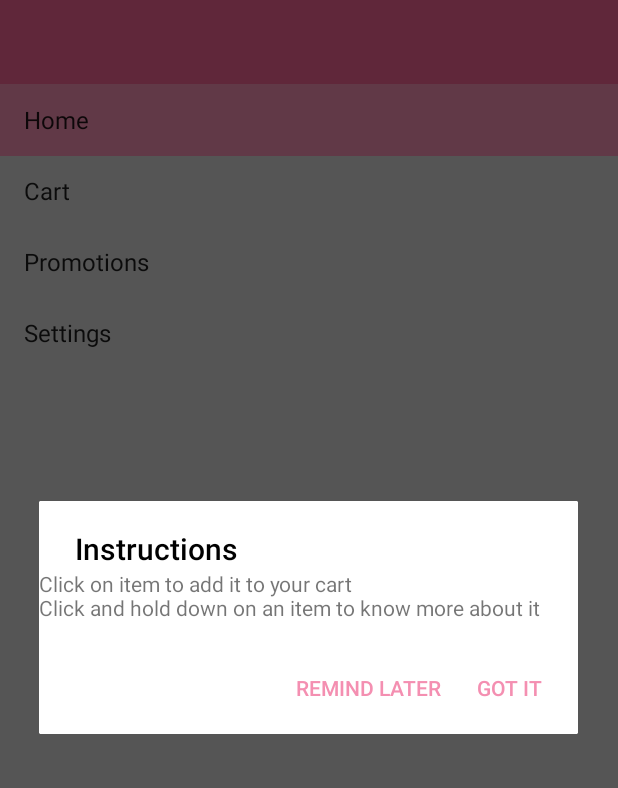
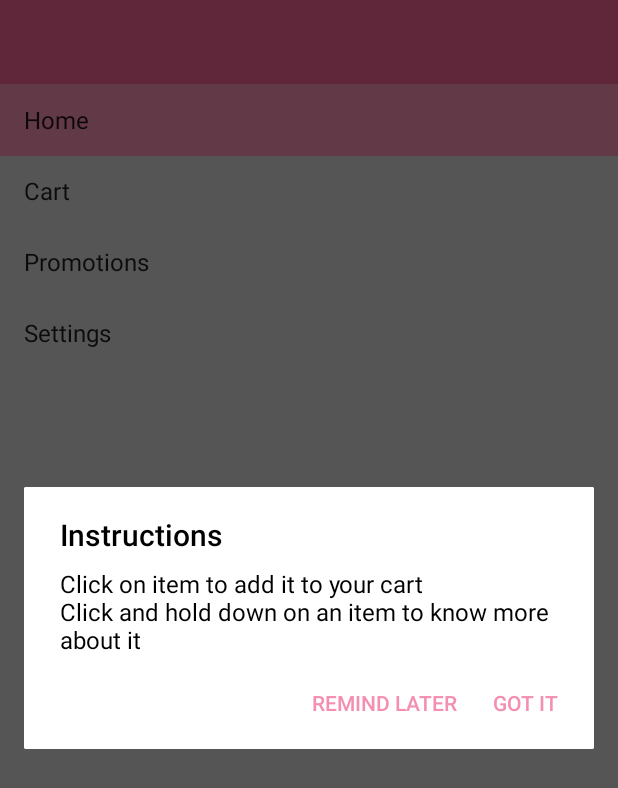
Before and after one commit to ishaanj/GetFreshApp, an Android app: the fragment NavigationDrawerFragment placed in its activity, on a phone screen of 412 x 824 dp. Shown: the top 788 px of the screen. Run offline under Robolectric (Android 15) with nearby library versions, the phone set to English and light mode, and no system bars; 3 statements that could not run were skipped.

Commit message:
Made a few adjustments with the action menu items. Fixed the Instruction Text layout, cause it was looking weird. Removed all action items Reordered Settings and improved the naming system

```diff
--- a/app/src/main/java/getfresh/com/getfreshapplication/LoginActivity.java
+++ b/app/src/main/java/getfresh/com/getfreshapplication/LoginActivity.java
@@ -39,9 +39,7 @@ public class LoginActivity extends AppCompatActivity {
         int id = item.getItemId();
 
         //noinspection SimplifiableIfStatement
-        if (id == R.id.action_settings) {
-            return true;
-        }
+
 
         return super.onOptionsItemSelected(item);
     }
--- a/app/src/main/java/getfresh/com/getfreshapplication/MainActivity.java
+++ b/app/src/main/java/getfresh/com/getfreshapplication/MainActivity.java
@@ -224,11 +224,6 @@ public class MainActivity extends AppCompatActivity implements NavigationDrawerF
         // as you specify a parent activity in AndroidManifest.xml.
         int id = item.getItemId();
 
-        //noinspection SimplifiableIfStatement
-        if (id == R.id.action_settings) {
-            return true;
-        }
-
         return super.onOptionsItemSelected(item);
     }
 
--- a/app/src/main/java/getfresh/com/getfreshapplication/fragment/MainActivityFragment.java
+++ b/app/src/main/java/getfresh/com/getfreshapplication/fragment/MainActivityFragment.java
@@ -22,7 +22,6 @@ import android.widget.BaseAdapter;
 import android.widget.EditText;
 import android.widget.ImageView;
 import android.widget.ListView;
-import android.widget.TextView;
 
 import java.util.ArrayList;
 
@@ -80,10 +79,7 @@ public class MainActivityFragment extends Fragment implements AdapterView.OnItem
         if(!isFirst) {
             final AlertDialog.Builder alert = new AlertDialog.Builder(getActivity());
             alert.setTitle("Instructions");
-            final TextView input = new TextView(getActivity());
-            input.setText("Click on item to add it to your cart \nClick and hold down on an item to know more about it");
-            input.setLeft(15);
-            alert.setView(input);
+            alert.setMessage("Click on item to add it to your cart \nClick and hold down on an item to know more about it");
             alert.setNegativeButton("Remind Later", new DialogInterface.OnClickListener() {
                 @Override
                 public void onClick(DialogInterface dialog, int which) {
--- a/app/src/main/java/getfresh/com/getfreshapplication/fragment/NavigationDrawerFragment.java
+++ b/app/src/main/java/getfresh/com/getfreshapplication/fragment/NavigationDrawerFragment.java
@@ -20,7 +20,6 @@ import android.view.ViewGroup;
 import android.widget.AdapterView;
 import android.widget.ArrayAdapter;
 import android.widget.ListView;
-import android.widget.Toast;
 
 import getfresh.com.getfreshapplication.R;
 
@@ -248,11 +247,6 @@ public class NavigationDrawerFragment extends Fragment {
             return true;
         }
 
-        if (item.getItemId() == R.id.action_example) {
-            Toast.makeText(getActivity(), "Example action.", Toast.LENGTH_SHORT).show();
-            return true;
-        }
-
         return super.onOptionsItemSelected(item);
     }
 
--- a/app/src/main/res/menu/global.xml
+++ b/app/src/main/res/menu/global.xml
@@ -1,5 +1,4 @@
 <menu xmlns:android="http://schemas.android.com/apk/res/android"
     xmlns:app="http://schemas.android.com/apk/res-auto">
-    <item android:id="@+id/action_settings" android:title="@string/action_settings"
-        android:orderInCategory="100" android:showAsAction="never" />
+
 </menu>
--- a/app/src/main/res/menu/main.xml
+++ b/app/src/main/res/menu/main.xml
@@ -1,8 +1,5 @@
 <menu xmlns:android="http://schemas.android.com/apk/res/android"
     xmlns:app="http://schemas.android.com/apk/res-auto"
     xmlns:tools="http://schemas.android.com/tools" tools:context=".MainActivity">
-    <item android:id="@+id/action_example" android:title="@string/action_example"
-        android:showAsAction="withText|ifRoom" />
-    <item android:id="@+id/action_settings" android:title="@string/action_settings"
-        android:orderInCategory="100" android:showAsAction="never" />
+
 </menu>
--- a/app/src/main/res/menu/menu_login.xml
+++ b/app/src/main/res/menu/menu_login.xml
@@ -2,6 +2,5 @@
     xmlns:app="http://schemas.android.com/apk/res-auto"
     xmlns:tools="http://schemas.android.com/tools"
     tools:context="getfresh.com.getfreshapplication.LoginActivity">
-    <item android:id="@+id/action_settings" android:title="@string/action_settings"
-        android:orderInCategory="100" app:showAsAction="never" />
+
 </menu>
--- a/app/src/main/res/menu/menu_settings.xml
+++ b/app/src/main/res/menu/menu_settings.xml
@@ -2,6 +2,5 @@
     xmlns:app="http://schemas.android.com/apk/res-auto"
     xmlns:tools="http://schemas.android.com/tools"
     tools:context="getfresh.com.getfreshapplication.settings.SettingsActivity">
-    <item android:id="@+id/action_settings" android:title="@string/action_settings"
-        android:orderInCategory="100" app:showAsAction="never" />
+
 </menu>
--- a/app/src/main/res/xml/pref_general.xml
+++ b/app/src/main/res/xml/pref_general.xml
@@ -4,10 +4,10 @@
         <Preference android:key="@string/pref_key_inst_main" android:title="Reset Tutorial" />
     </PreferenceCategory>
 
-    <PreferenceCategory android:key="Home" android:title="General">
+    <PreferenceCategory android:key="Home" android:title="Home">
         <EditTextPreference android:key="@string/pref_key_username" android:title="Name" />
+        <EditTextPreference android:key="@string/pref_key_address" android:title="Home address" />
         <EditTextPreference android:key="@string/pref_key_phone" android:title="Phone Number" />
-        <EditTextPreference android:key="@string/pref_key_address" android:title="Home address" />
     </PreferenceCategory>
 
     <PreferenceCategory android:key="Alternate" android:title="Alternate">
```
Also changed, not shown: 2 other files.
